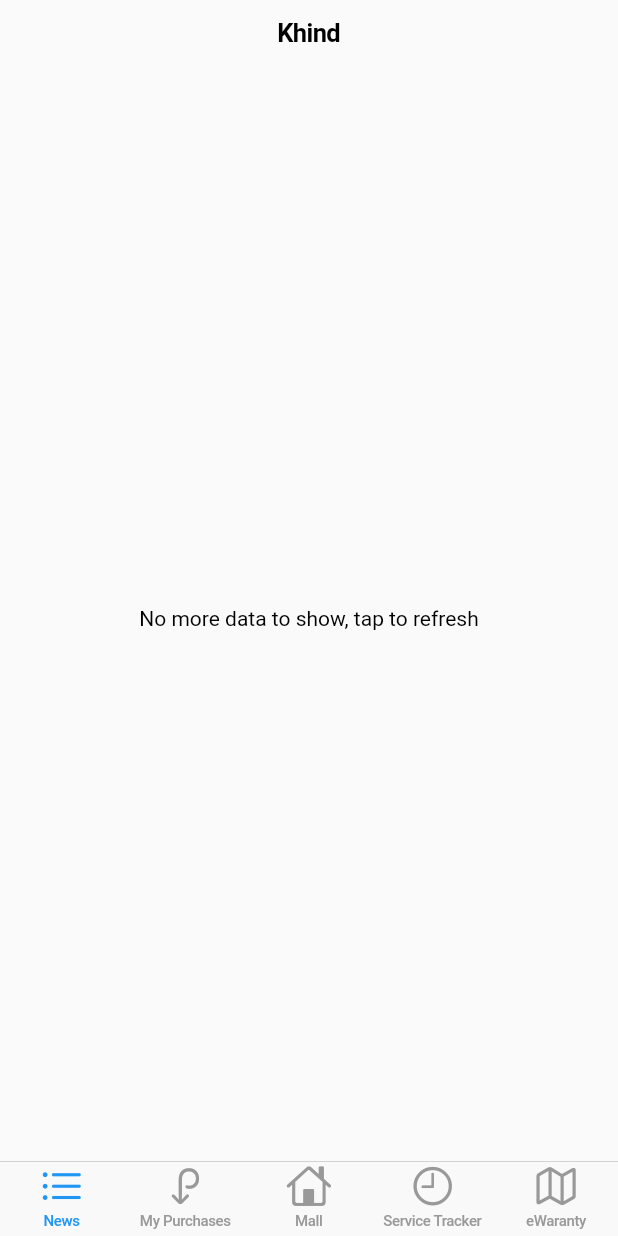
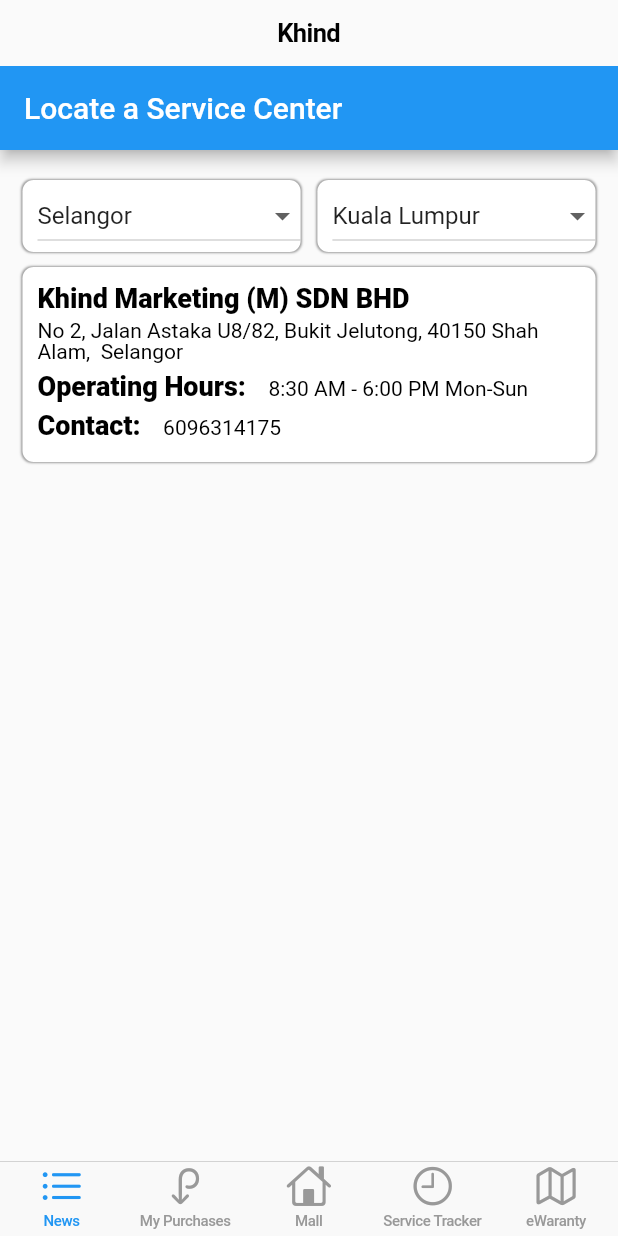
Before and after one commit to Villva-Tharisan/khind, a Flutter app: the screen it shows after launch, on a phone screen of 412 x 824 dp. Run offline on Flutter 3.47's test engine with Material 2 defaults, Android fonts, the phone set to English and light mode, and no system bars; our stand-ins replace file_picker; missing offline and left inert: qr_code_scanner; network calls fail.

Commit message:
pull latest

```diff
--- /dev/null
+++ b/lib/models/states.dart
@@ -0,0 +1,36 @@
+class States {
+  String? stateId;
+  String? countryId;
+  String? stateCode;
+  String? state;
+  String? insertedAt;
+  dynamic? updatedAt;
+
+  States(
+      {this.stateId,
+      this.countryId,
+      this.stateCode,
+      this.state,
+      this.insertedAt,
+      this.updatedAt});
+
+  States.fromJson(Map<String, dynamic> json) {
+    this.stateId = json["state_id"];
+    this.countryId = json["country_id"];
+    this.stateCode = json["state_code"];
+    this.state = json["state"];
+    this.insertedAt = json["inserted_at"];
+    this.updatedAt = json["updated_at"];
+  }
+
+  Map<String, dynamic> toJson() {
+    final Map<String, dynamic> data = new Map<String, dynamic>();
+    data["state_id"] = this.stateId;
+    data["country_id"] = this.countryId;
+    data["state_code"] = this.stateCode;
+    data["state"] = this.state;
+    data["inserted_at"] = this.insertedAt;
+    data["updated_at"] = this.updatedAt;
+    return data;
+  }
+}
--- a/lib/screens/home.dart
+++ b/lib/screens/home.dart
@@ -4,6 +4,7 @@ import 'package:khind/screens/ewarranty.dart';
 import 'package:khind/screens/mall.dart';
 import 'package:khind/screens/mypurchases.dart';
 import 'package:khind/screens/news.dart';
+import 'package:khind/screens/servicelocator.dart';
 import 'package:khind/screens/servicetracker.dart';
 
 class Home extends StatefulWidget {
@@ -15,7 +16,8 @@ class Home extends StatefulWidget {
 
 class _HomeState extends State<Home> {
   final List<Widget> _tabs = [
-    const News(),
+    // const News(),
+    const ServiceLocator(),
     const MyPurchases(),
     const Mall(),
     const ServiceTracker(),
--- a/lib/screens/news.dart
+++ b/lib/screens/news.dart
@@ -121,7 +121,7 @@ class NewsCard extends StatelessWidget {
             // color: Colors.red,
             width: width * 0.3,
             height: MediaQuery.of(context).size.width * 0.3,
-            alignment: Alignment.topLeft,
+            // alignment: Alignment.topLeft,
             child: FittedBox(
               child: Image.network(
                 'http://cm.khind.com.my/${thumbnail!}',
--- /dev/null
+++ b/lib/screens/servicelocator.dart
@@ -0,0 +1,259 @@
+import 'package:flutter/material.dart';
+import 'package:flutter/cupertino.dart';
+import 'package:http/http.dart' as http;
+import 'dart:convert';
+
+class ServiceLocator extends StatefulWidget {
+  const ServiceLocator({Key? key}) : super(key: key);
+
+  @override
+  _ServiceLocatorState createState() => _ServiceLocatorState();
+}
+
+class _ServiceLocatorState extends State<ServiceLocator> {
+  List<String> states = [
+    'Selangor',
+    'Perak',
+  ];
+
+  List<String> cities = [
+    'Kuala Lumpur',
+    'Shah Alam',
+    'Ipoh',
+  ];
+
+  late String state;
+  late String city;
+  @override
+  void initState() {
+    state = states[0];
+    city = cities[0];
+    super.initState();
+    this.fetchStates();
+  }
+
+  Future<void> fetchStates() async {
+    var url = Uri.parse('http://cm.khind.com.my/provider/state.php');
+    Map<String, String> authHeader = {
+      'Content-Type': 'application/json',
+      'Authorization': 'Basic a2hpbmRhcGk6S2hpbmQxcWF6MndzeDNlZGM=',
+    };
+    final response = await http.post(
+      url,
+      headers: authHeader,
+    );
+
+    if (response.statusCode == 200) {
+      Map data = json.decode(response.body);
+      // var news = jsonResponse.map((data) => new New.fromJson(data)).toList();
+      // setState(() {
+      //   _news = news;
+      // });
+      // var x = parsed.map<New>((json) => New.fromJson(json)).toList();
+    }
+  }
+
+  @override
+  Widget build(BuildContext context) {
+    double width = MediaQuery.of(context).size.width;
+
+    return Scaffold(
+      appBar: AppBar(
+        title: Text('Locate a Service Center'),
+      ),
+      body: Container(
+        // width: double.infinity,
+        // height: double.infinity,
+        padding: const EdgeInsets.symmetric(
+          vertical: 20,
+          horizontal: 15,
+        ),
+        child: Column(
+          crossAxisAlignment: CrossAxisAlignment.start,
+          children: [
+            Container(
+              width: double.infinity,
+              padding: EdgeInsets.all(0),
+              child: Row(
+                mainAxisAlignment: MainAxisAlignment.spaceBetween,
+                children: [
+                  Container(
+                    padding: EdgeInsets.only(left: 10),
+                    width: width * 0.45,
+                    child: DropdownButton<String>(
+                      items:
+                          states.map<DropdownMenuItem<String>>((String value) {
+                        return DropdownMenuItem<String>(
+                          value: value,
+                          child: Text(
+                            value,
+                            overflow: TextOverflow.ellipsis,
+                            maxLines: 2,
+                          ),
+                        );
+                      }).toList(),
+                      isExpanded: true,
+                      value: state,
+                      onChanged: (value) {
+                        setState(() {
+                          state = value.toString();
+                        });
+                      },
+                    ),
+                    decoration: BoxDecoration(
+                      color: Colors.white,
+                      boxShadow: [
+                        BoxShadow(
+                          blurRadius: 0.5,
+                          color: Colors.grey,
+                          spreadRadius: 0.5,
+                          // offset:
+                        ),
+                      ],
+                      borderRadius: BorderRadius.circular(7.5),
+                    ),
+                  ),
+                  // SizedBox(
+                  //   width: 10,
+                  // ),
+                  Container(
+                    padding: EdgeInsets.only(left: 10),
+                    width: width * 0.45,
+                    child: DropdownButton<String>(
+                      items:
+                          cities.map<DropdownMenuItem<String>>((String value) {
+                        return DropdownMenuItem<String>(
+                          value: value,
+                          child: Text(
+                            value,
+                            overflow: TextOverflow.ellipsis,
+                            maxLines: 2,
+                          ),
+                        );
+                      }).toList(),
+                      isExpanded: true,
+                      value: city,
+                      onChanged: (value) {
+                        setState(() {
+                          city = value.toString();
+                        });
+                      },
+                    ),
+                    decoration: BoxDecoration(
+                      color: Colors.white,
+                      boxShadow: [
+                        BoxShadow(
+                          blurRadius: 0.5,
+                          color: Colors.grey,
+                          spreadRadius: 0.5,
+                          // offset:
+                        ),
+                      ],
+                      borderRadius: BorderRadius.circular(7.5),
+                    ),
+                  ),
+                ],
+              ),
+            ),
+            SizedBox(
+              height: 10,
+            ),
+            Container(
+              width: double.infinity,
+              height: 130,
+              margin: EdgeInsets.only(bottom: 10),
+              padding: EdgeInsets.all(10),
+              decoration: BoxDecoration(
+                color: Colors.white,
+                boxShadow: [
+                  BoxShadow(
+                    blurRadius: 0.5,
+                    color: Colors.grey,
+                    spreadRadius: 0.5,
+                    // offset:
+                  ),
+                ],
+                borderRadius: BorderRadius.circular(7.5),
+              ),
+              child: Column(
+                crossAxisAlignment: CrossAxisAlignment.start,
+                children: [
+                  Text(
+                    "Khind Marketing (M) SDN BHD",
+                    overflow: TextOverflow.visible,
+                    style: TextStyle(
+                      // height: 2,
+                      fontSize: 18,
+                      color: Colors.black,
+                      fontWeight: FontWeight.w800,
+                    ),
+                  ),
+                  SizedBox(
+                    height: 5,
+                  ),
+                  Text(
+                    'No 2, Jalan Astaka U8/82, Bukit Jelutong, 40150 Shah Alam,  Selangor',
+                    style:
+                        TextStyle(height: 1, fontSize: 14, color: Colors.black),
+                  ),
+                  SizedBox(
+                    height: 5,
+                  ),
+                  Row(
+                    children: [
+                      Text(
+                        "Operating Hours:",
+                        overflow: TextOverflow.visible,
+                        style: TextStyle(
+                          // height: 2,
+                          fontSize: 18,
+                          color: Colors.black,
+                          fontWeight: FontWeight.w800,
+                        ),
+                      ),
+                      SizedBox(
+                        width: 15,
+                      ),
+                      Container(
+                        padding: EdgeInsets.only(top: 5),
+                        child: Text("8:30 AM - 6:00 PM Mon-Sun",
+                            style: TextStyle(
+                                height: 1, fontSize: 14, color: Colors.black)),
+                      )
+                    ],
+                  ),
+                  SizedBox(
+                    height: 5,
+                  ),
+                  Row(
+                    children: [
+                      Text(
+                        "Contact:",
+                        overflow: TextOverflow.visible,
+                        style: TextStyle(
+                          // height: 2,
+                          fontSize: 18,
+                          color: Colors.black,
+                          fontWeight: FontWeight.w800,
+                        ),
+                      ),
+                      SizedBox(
+                        width: 15,
+                      ),
+                      Container(
+                        padding: EdgeInsets.only(top: 5),
+                        child: Text("6096314175",
+                            style: TextStyle(
+                                height: 1, fontSize: 14, color: Colors.black)),
+                      )
+                    ],
+                  )
+                ],
+              ),
+            )
+          ],
+        ),
+      ),
+    );
+  }
+}
```
